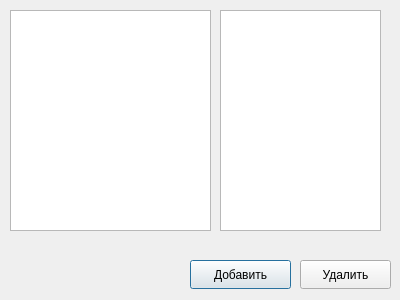
Old version of the form courseWork/favfood.ui in the repository mellonii/maltite.
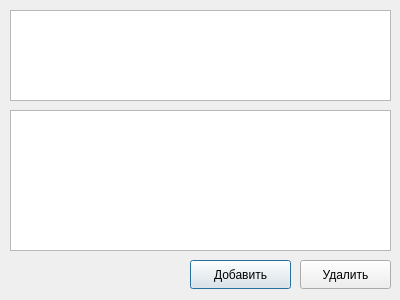
New version of the form.

The edit to the form file:
```diff
--- a/courseWork/favfood.ui
+++ b/courseWork/favfood.ui
@@ -27,12 +27,15 @@
    </property>
   </widget>
   <widget class="QTableView" name="tableView">
+   <property name="enabled">
+    <bool>true</bool>
+   </property>
    <property name="geometry">
     <rect>
      <x>10</x>
      <y>10</y>
-     <width>201</width>
-     <height>221</height>
+     <width>381</width>
+     <height>91</height>
     </rect>
    </property>
   </widget>
@@ -50,14 +53,29 @@
    </property>
   </widget>
   <widget class="QTableView" name="tableView_2">
+   <property name="enabled">
+    <bool>true</bool>
+   </property>
    <property name="geometry">
     <rect>
-     <x>220</x>
-     <y>10</y>
-     <width>161</width>
-     <height>221</height>
+     <x>10</x>
+     <y>110</y>
+     <width>381</width>
+     <height>141</height>
     </rect>
    </property>
+   <property name="sizePolicy">
+    <sizepolicy hsizetype="Expanding" vsizetype="Expanding">
+     <horstretch>0</horstretch>
+     <verstretch>0</verstretch>
+    </sizepolicy>
+   </property>
+   <property name="maximumSize">
+    <size>
+     <width>16777215</width>
+     <height>141</height>
+    </size>
+   </property>
   </widget>
  </widget>
  <resources/>
```
